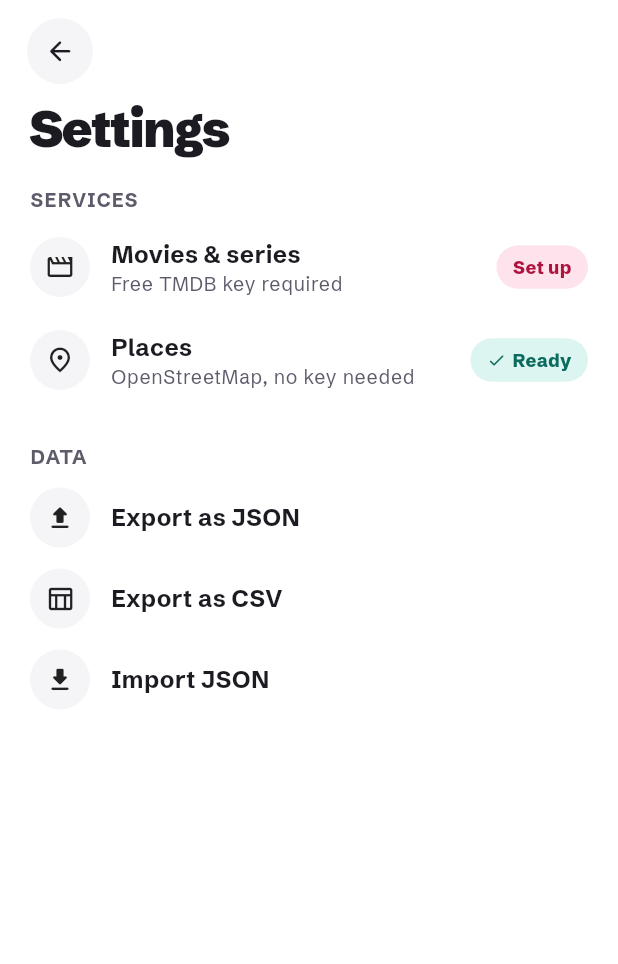
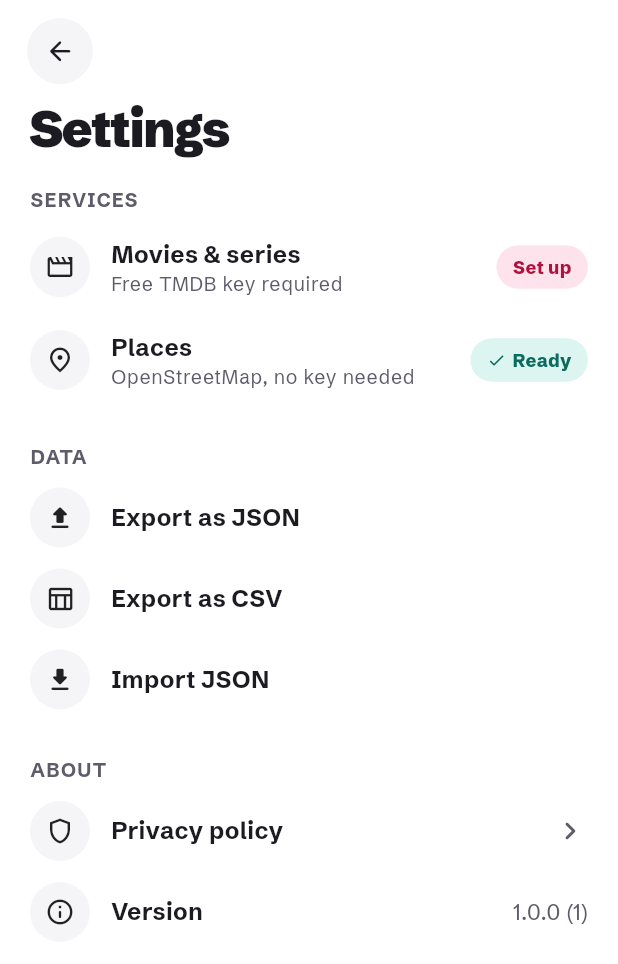
Before and after one commit to klangenk/i-like, a Flutter app: the SettingsScreen screen opened by its route, on a phone screen of 412 x 824 dp. Shown: the top 964 px of the screen. Run offline on Flutter 3.47's test engine with Material 3 defaults, Android fonts, the phone set to English and light mode, and no system bars; our stand-ins replace cached_network_image, drift, file_picker, flutter_map, flutter_markdown_plus, flutter_riverpod and 6 more; missing offline and left inert: any_link_preview, mobile_scanner, quick_actions, receive_sharing_intent; accounts and stored records are empty; generated files the repository leaves out were written again; statements that could not run were skipped.

Commit message:
Add privacy policy screen and app version to settings
- New "About" section in settings with privacy policy and version
- PRIVACY.md is bundled as an asset and rendered in-app via
  flutter_markdown_plus, so it works offline and independently of the
  (private) repository
- Version and build number come from package_info_plus

Co-Authored-By: Claude Opus 5.5 <noreply@anthropic.com>

```diff
--- a/lib/core/router/app_router.dart
+++ b/lib/core/router/app_router.dart
@@ -6,6 +6,7 @@ import '../../features/add_rating/add_rating_provider.dart';
 import '../../features/add_rating/map_screen.dart';
 import '../../features/add_rating/scanner_screen.dart';
 import '../../features/detail/detail_screen.dart';
+import '../../features/settings/privacy_screen.dart';
 import '../../features/settings/settings_screen.dart';
 
 final rootNavigatorKey = GlobalKey<NavigatorState>();
@@ -44,5 +45,9 @@ final appRouter = GoRouter(
       path: '/settings',
       builder: (context, state) => const SettingsScreen(),
     ),
+    GoRoute(
+      path: '/privacy',
+      builder: (context, state) => const PrivacyScreen(),
+    ),
   ],
 );
--- a/lib/features/settings/settings_screen.dart
+++ b/lib/features/settings/settings_screen.dart
@@ -3,7 +3,9 @@ import 'dart:io';
 import 'package:file_picker/file_picker.dart';
 import 'package:flutter/material.dart';
 import 'package:flutter_riverpod/flutter_riverpod.dart';
+import 'package:go_router/go_router.dart';
 import 'package:intl/intl.dart';
+import 'package:package_info_plus/package_info_plus.dart';
 import 'package:path_provider/path_provider.dart';
 import 'package:share_plus/share_plus.dart';
 
@@ -14,6 +16,8 @@ import '../../l10n/app_localizations.dart';
 import '../home/home_provider.dart';
 import 'export_import_service.dart';
 import 'settings_provider.dart';
+
+final _packageInfoProvider = FutureProvider<PackageInfo>((ref) => PackageInfo.fromPlatform());
 
 class SettingsScreen extends ConsumerStatefulWidget {
   const SettingsScreen({super.key});
@@ -69,6 +73,7 @@ class _SettingsScreenState extends ConsumerState<SettingsScreen> {
     final l10n = AppLocalizations.of(context)!;
     final hasKey = ref.watch(tmdbApiKeyProvider).isNotEmpty;
     final ratings = ref.watch(ratingsProvider).valueOrNull ?? const [];
+    final version = ref.watch(_packageInfoProvider).valueOrNull;
 
     return Scaffold(
       appBar: AppBar(
@@ -125,6 +130,24 @@ class _SettingsScreenState extends ConsumerState<SettingsScreen> {
             icon: Icons.download_rounded,
             title: l10n.importRatings,
             onTap: _handleImport,
+          ),
+          const SizedBox(height: 24),
+
+          _SectionLabel(l10n.aboutTitle),
+          _SettingsRow(
+            icon: Icons.shield_outlined,
+            title: l10n.privacyPolicy,
+            trailing: Icon(Icons.chevron_right_rounded,
+                color: Theme.of(context).colorScheme.onSurfaceVariant),
+            onTap: () => context.push('/privacy'),
+          ),
+          _SettingsRow(
+            icon: Icons.info_outline_rounded,
+            title: l10n.version,
+            trailing: Text(
+              version == null ? '' : '${version.version} (${version.buildNumber})',
+              style: TextStyle(fontSize: 15, color: Theme.of(context).colorScheme.onSurfaceVariant),
+            ),
           ),
         ],
       ),
--- a/lib/l10n/app_de.arb
+++ b/lib/l10n/app_de.arb
@@ -157,5 +157,8 @@
   "share": "Teilen",
   "edit": "Bearbeiten",
   "addCategory": "Hinzufügen",
-  "pickALevel": "Tippe auf eine Stufe"
+  "pickALevel": "Tippe auf eine Stufe",
+  "aboutTitle": "Über",
+  "privacyPolicy": "Datenschutz",
+  "version": "Version"
 }
--- a/lib/l10n/app_en.arb
+++ b/lib/l10n/app_en.arb
@@ -247,5 +247,8 @@
   "share": "Share",
   "edit": "Edit",
   "addCategory": "Add",
-  "pickALevel": "Tap a level"
+  "pickALevel": "Tap a level",
+  "aboutTitle": "About",
+  "privacyPolicy": "Privacy policy",
+  "version": "Version"
 }
--- a/lib/l10n/app_localizations.dart
+++ b/lib/l10n/app_localizations.dart
@@ -1045,6 +1045,24 @@ abstract class AppLocalizations {
   /// In en, this message translates to:
   /// **'Tap a level'**
   String get pickALevel;
+
+  /// No description provided for @aboutTitle.
+  ///
+  /// In en, this message translates to:
+  /// **'About'**
+  String get aboutTitle;
+
+  /// No description provided for @privacyPolicy.
+  ///
+  /// In en, this message translates to:
+  /// **'Privacy policy'**
+  String get privacyPolicy;
+
+  /// No description provided for @version.
+  ///
+  /// In en, this message translates to:
+  /// **'Version'**
+  String get version;
 }
 
 class _AppLocalizationsDelegate
--- a/lib/l10n/app_localizations_en.dart
+++ b/lib/l10n/app_localizations_en.dart
@@ -511,4 +511,13 @@ class AppLocalizationsEn extends AppLocalizations {
 
   @override
   String get pickALevel => 'Tap a level';
+
+  @override
+  String get aboutTitle => 'About';
+
+  @override
+  String get privacyPolicy => 'Privacy policy';
+
+  @override
+  String get version => 'Version';
 }
--- a/pubspec.yaml
+++ b/pubspec.yaml
@@ -53,6 +53,8 @@ dependencies:
   flutter_map: ^8.2.2
   latlong2: ^0.9.1
   geolocator: ^14.0.2
+  flutter_markdown_plus: ^1.0.12
+  package_info_plus: ^9.0.1
 
 dev_dependencies:
   flutter_test:
@@ -65,6 +67,9 @@ dev_dependencies:
 flutter:
   generate: true
   uses-material-design: true
+
+  assets:
+    - PRIVACY.md
 
   fonts:
     - family: Schibsted Grotesk
```
Also changed, not shown: lib/features/settings/privacy_screen.dart (added, +67 -0 lines), lib/l10n/app_localizations_de.dart (+9 -0 lines), pubspec.lock.
